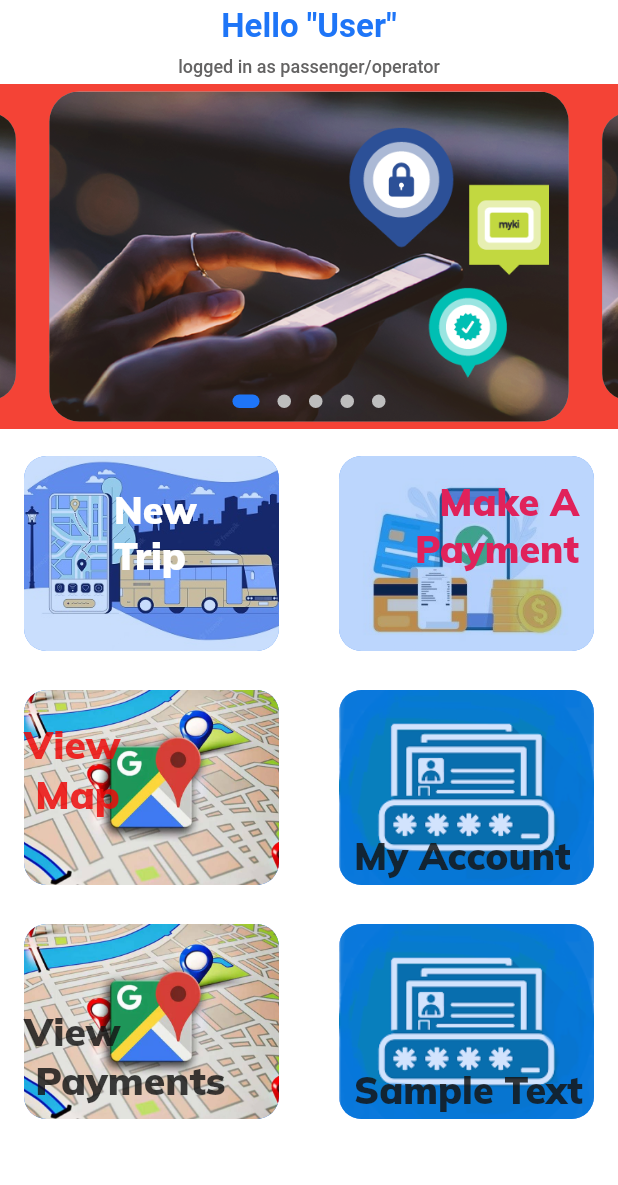
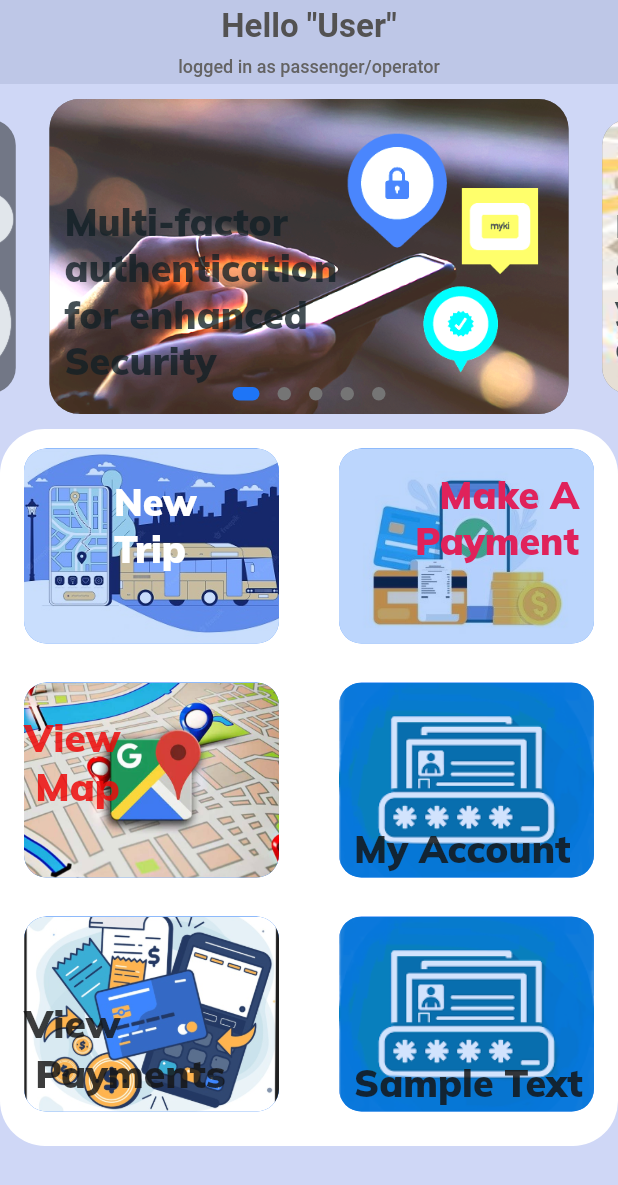
Before and after one commit to redd-stk/Project-X, a Flutter app: the HomeScreen screen opened directly, on a phone screen of 412 x 824 dp. Shown: the top 1185 px of the screen. Run offline on Flutter 3.47's test engine with Material 2 defaults, Android fonts, the phone set to English and light mode, and no system bars; drawn by our look-alikes of carousel_slider, dots_indicator; our stand-ins replace flutter_svg, geolocator, google_maps_flutter, location, permission_handler; missing offline and left inert: flutter_polyline_points, qr_code_scanner.

Commit message:
Minor adjustments to the home screen

```diff
--- a/lib/extra components/sliderDots.dart
+++ /dev/null
@@ -1,15 +0,0 @@
-import 'package:flutter/material.dart';
-
-import '../constants.dart';
-
-Container sliderDots() {
-  return Container(
-    margin: const EdgeInsets.only(right: 5),
-    height: 6,
-    width: 6,
-    decoration: BoxDecoration(
-      color: appPrimaryColor,
-      borderRadius: BorderRadius.circular(3),
-    ),
-  );
-}
--- a/lib/screens/homeScreen/components/Body.dart
+++ b/lib/screens/homeScreen/components/Body.dart
@@ -16,20 +16,27 @@ class Body extends StatefulWidget {
   State<Body> createState() => _BodyState();
 }
 
+List<Map<String, String>> carouselItems = [
+  {'imagePath': "assets/images/transactions.png", 'text': "texts"},
+  {
+    'imagePath': "assets/images/flawlessPayment.png",
+    'text': "Easy and fast modes of payment"
+  },
+  {
+    'imagePath': "assets/images/transparency.png",
+    'text': "Multi-factor authentication for enhanced Security"
+  },
+  {
+    'imagePath': "assets/images/gpsDirection.jpeg",
+    'text': "Live location gps tracking to your destination"
+  },
+  {'imagePath': "assets/images/invoice.jpg", 'text': "text"},
+];
+
 class _BodyState extends State<Body> {
   CarouselController carouselController = CarouselController();
 
   var currentPageValue = 0;
-
-  // @override
-  // void initState() {
-  //   super.initState();
-  //   carouselController.addListener(() {
-  //     setState(() {
-  //       currentPageValue = pageController.page!;
-  //     });
-  //   });
-  // }
 
   @override
   Widget build(BuildContext context) {
@@ -40,21 +47,41 @@ class _BodyState extends State<Body> {
           children: [
             // SizedBox(height: SizeConfig.screenHeight! * 0.0005),
             Container(
-              decoration: const BoxDecoration(color: Colors.red),
               height: 230,
               child: Stack(
                 children: <Widget>[
                   CarouselSlider(
-                    items: [
-                      homeCarousel(),
-                      homeCarousel(),
-                      homeCarousel(),
-                      homeCarousel(),
-                      homeCarousel()
-                    ],
+                    items: carouselItems.map((item) {
+                      return Stack(children: [
+                        Container(
+                            height: 230,
+                            margin: const EdgeInsets.only(top: 10, bottom: 10),
+                            alignment: Alignment.center,
+                            decoration: BoxDecoration(
+                              image: DecorationImage(
+                                  fit: BoxFit.cover,
+                                  image: AssetImage(item['imagePath']!)),
+                              color: const Color.fromARGB(235, 106, 110, 124),
+                              borderRadius: BorderRadius.circular(20),
+                            )),
+                        Positioned(
+                          bottom: 30,
+                          left: 10,
+                          child: SizedBox(
+                            width: 200,
+                            child: Text(item['text']!,
+                                softWrap: true,
+                                style: const TextStyle(
+                                    color: Color.fromARGB(199, 17, 31, 37),
+                                    fontSize: 25,
+                                    fontWeight: FontWeight.w900)),
+                          ),
+                        ),
+                      ]);
+                    }).toList(),
                     options: CarouselOptions(
-                      initialPage: 1,
-                      autoPlay: true,
+                      initialPage: 2,
+                      // autoPlay: true,
                       autoPlayInterval: const Duration(seconds: 6),
                       autoPlayAnimationDuration:
                           const Duration(milliseconds: 800),
@@ -74,7 +101,7 @@ class _BodyState extends State<Body> {
                     carouselController: carouselController,
                   ),
                   Positioned(
-                    bottom: 0,
+                    bottom: 5,
                     left: 0,
                     right: 0,
                     child: Padding(
@@ -83,7 +110,7 @@ class _BodyState extends State<Body> {
                           dotsCount: 5,
                           position: currentPageValue.toDouble(),
                           decorator: DotsDecorator(
-                            color: Color.fromARGB(255, 190, 190, 190),
+                            color: Color.fromARGB(255, 117, 117, 117),
                             activeColor: appPrimaryColor,
                             size: const Size.square(9.0),
                             activeSize: const Size(18.0, 9.0),
@@ -95,11 +122,12 @@ class _BodyState extends State<Body> {
                 ],
               ),
             ),
-            SizedBox(
+            Container(
+              decoration: BoxDecoration(
+                  color: Colors.white, borderRadius: BorderRadius.circular(30)),
               height: 478,
               child: Padding(
-                padding:
-                    const EdgeInsets.only(left: 8, right: 8, top: 5, bottom: 5),
+                padding: const EdgeInsets.only(left: 8, right: 8, bottom: 5),
                 child: Column(
                   children: [
                     Row(
@@ -243,8 +271,6 @@ class _BodyState extends State<Body> {
                         ),
                       ],
                     ),
-//-----------------------------------------------------------------------------
-
                     Row(
                       mainAxisAlignment: MainAxisAlignment.spaceBetween,
                       children: [
@@ -264,7 +290,7 @@ class _BodyState extends State<Body> {
                               image: const DecorationImage(
                                   fit: BoxFit.cover,
                                   image: AssetImage(
-                                      "assets/images/newGoogleMap.jpg")),
+                                      "assets/images/transactions2.png")),
                               color: appPrimaryColor,
                               borderRadius: BorderRadius.circular(15),
                             ),
@@ -314,7 +340,6 @@ class _BodyState extends State<Body> {
                         ),
                       ],
                     ),
-//-----------------------------------------------------------------------------
                   ],
                 ),
               ),
@@ -325,22 +350,3 @@ class _BodyState extends State<Body> {
     );
   }
 }
-
-Widget homeCarousel() {
-  return Stack(
-    children: [
-      Container(
-        height: 230,
-        margin: const EdgeInsets.only(top: 5, bottom: 5),
-        alignment: Alignment.center,
-        decoration: BoxDecoration(
-          image: const DecorationImage(
-              fit: BoxFit.cover,
-              image: AssetImage("assets/images/transparency.png")),
-          color: Colors.grey,
-          borderRadius: BorderRadius.circular(20),
-        ),
-      ),
-    ],
-  );
-}
--- a/lib/screens/homeScreen/homeScreen.dart
+++ b/lib/screens/homeScreen/homeScreen.dart
@@ -10,12 +10,12 @@ class HomeScreen extends StatelessWidget {
   @override
   Widget build(BuildContext context) {
     return Scaffold(
-      // backgroundColor: Color.fromARGB(218, 255, 255, 255),
+      backgroundColor: Color.fromARGB(235, 203, 212, 245),
       appBar: AppBar(
-        backgroundColor: Colors.white,
+        backgroundColor: Color.fromARGB(235, 188, 197, 229),
         elevation: 0,
         systemOverlayStyle: const SystemUiOverlayStyle(
-          statusBarColor: Color.fromARGB(197, 219, 219, 219),
+          statusBarColor: Color.fromARGB(235, 180, 187, 212),
           statusBarIconBrightness: Brightness.dark,
         ),
         iconTheme: const IconThemeData(color: Colors.black),
@@ -26,7 +26,10 @@ class HomeScreen extends StatelessWidget {
         ),
         title: Column(
           children: const [
-            Text('Hello "User"'),
+            Text(
+              'Hello "User"',
+              style: TextStyle(color: Color.fromARGB(255, 83, 82, 82)),
+            ),
             SizedBox(height: 7),
             Text(
               "logged in as passenger/operator",
--- a/lib/screens/mapScreen/mapScreen2.dart
+++ b/lib/screens/mapScreen/mapScreen2.dart
@@ -74,8 +74,7 @@ class _MapScreen2State extends State<MapScreen2> {
   Widget build(BuildContext context) {
     return Scaffold(
       body: currentLocation == null
-          ? Center(
-              child: Container(
+          ? Container(
               alignment: Alignment.center,
               child: Column(
                 children: const [
@@ -85,7 +84,6 @@ class _MapScreen2State extends State<MapScreen2> {
                   SizedBox(height: 10),
                   Text("Loading")
                 ],
-                ),
               ),
             )
           : GoogleMap(
--- a/lib/size_config.dart
+++ b/lib/size_config.dart
@@ -17,12 +17,12 @@ class SizeConfig {
 
 // getting proportinate height as per screen size
 double getScreenHeight(double inputHeight) {
-  double screenHeight = SizeConfig.screenHeight!;
-  return (inputHeight / 812.0) * screenHeight;
+  double? screenHeight = SizeConfig.screenHeight;
+  return (inputHeight / 812.0) * screenHeight!;
 }
 
 // getting the proportinate screenWidth as per screen size
 double getScreenWidth(double inputWidth) {
-  double screenWidth = SizeConfig.screenWidth!;
-  return (inputWidth / 375.0) * screenWidth;
+  double? screenWidth = SizeConfig.screenWidth;
+  return (inputWidth / 375.0) * screenWidth!;
 }
```
Also changed, not shown: assets/images/invoice.jpg (renamed from assets/images/kisspng-payment-stock-illustration-invoice-vector-graphics-make-a-payment-icon-bing-images-5ce8d154e748b9.4997684915587618129474.jpg), assets/images/transactions2.png (added), assets/images/transparency.png. Lines whose indentation alone changed are shown as unchanged.
